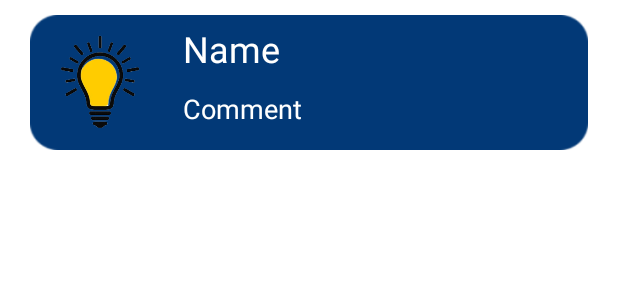
After one commit to TripathiTejas/ShoutBox_Teacher, an Android app: the layout comment_display.xml on its own in the app's theme, with its tools: preview values and no code run, on a phone screen of 412 x 824 dp. The commit adds this screen. Shown: the top 300 px of the screen. Run offline under Robolectric (Android 15) with nearby library versions, the phone set to English and light mode, and no system bars.

Commit message:
Added the feature to add comments for any project.

```diff
--- a/app/src/main/AndroidManifest.xml
+++ b/app/src/main/AndroidManifest.xml
@@ -9,7 +9,8 @@
         android:roundIcon="@mipmap/ic_launcher_round"
         android:supportsRtl="true"
         android:theme="@style/Theme.ShoutBoxTeacher">
-        <activity android:name=".Activities.UserInfo"></activity>
+        <activity android:name=".Activities.Comments"></activity>
+        <activity android:name=".Activities.UserInfo" />
         <activity android:name=".Activities.EditProjectActivity" />
         <activity android:name=".Activities.ProjectDisplayActivity" />
         <activity android:name=".Activities.AddProjectActivity" />
--- a/app/src/main/java/org/kotakeducation/shoutbox/Adapters/AdapterProjectFeed.java
+++ b/app/src/main/java/org/kotakeducation/shoutbox/Adapters/AdapterProjectFeed.java
@@ -5,15 +5,12 @@ import android.view.LayoutInflater;
 import android.view.View;
 import android.view.ViewGroup;
 import android.widget.TextView;
-
 import androidx.annotation.NonNull;
 import androidx.recyclerview.widget.RecyclerView;
-
 import org.kotakeducation.shoutbox.Activities.ProjectDisplayActivity;
 import org.kotakeducation.shoutbox.Activities.ProjectFeedActivity;
 import org.kotakeducation.shoutbox.Models.ModelForProjectFeed;
 import org.kotakeducation.shoutbox.R;
-
 import java.util.List;
 
 public class AdapterProjectFeed extends RecyclerView.Adapter<AdapterProjectFeed.MyViewHolder> {
--- /dev/null
+++ b/app/src/main/res/drawable/add_comment.xml
@@ -0,0 +1,5 @@
+<vector android:height="24dp" android:tint="#FFFFFF"
+    android:viewportHeight="24" android:viewportWidth="24"
+    android:width="24dp" xmlns:android="http://schemas.android.com/apk/res/android">
+    <path android:fillColor="@android:color/white" android:pathData="M20,2L4,2c-1.1,0 -2,0.9 -2,2v12c0,1.1 0.9,2 2,2h14l4,4L22,4c0,-1.1 -0.9,-2 -2,-2zM18,14L6,14v-2h12v2zM18,11L6,11L6,9h12v2zM18,8L6,8L6,6h12v2z"/>
+</vector>
--- /dev/null
+++ b/app/src/main/res/layout/comment_display.xml
@@ -0,0 +1,51 @@
+<?xml version="1.0" encoding="utf-8"?>
+<LinearLayout xmlns:android="http://schemas.android.com/apk/res/android"
+    android:layout_width="match_parent"
+    android:layout_height="90dp"
+    android:background="@drawable/button_back"
+    android:backgroundTint="@color/dark_blue"
+    android:layout_marginLeft="20dp"
+    android:layout_marginRight="20dp"
+    android:layout_marginTop="10dp"
+    android:orientation="horizontal">
+
+    <ImageView
+        android:layout_marginLeft="10dp"
+        android:layout_gravity="center"
+        android:layout_width="0dp"
+        android:layout_weight="1"
+        android:layout_height="match_parent"
+        android:src="@drawable/logo"/>
+
+    <LinearLayout
+        android:layout_width="0dp"
+        android:layout_weight="4"
+        android:layout_height="match_parent"
+        android:paddingLeft="10dp"
+        android:orientation="vertical">
+
+        <TextView
+            android:id="@+id/UserNameComment"
+            android:layout_width="match_parent"
+            android:layout_height="0dp"
+            android:layout_weight="1"
+            android:textSize="24sp"
+            android:gravity="fill"
+            android:paddingLeft="10dp"
+            android:text="Name"
+            android:textColor="@color/white"/>
+
+        <TextView
+            android:id="@+id/CommentText"
+            android:layout_width="match_parent"
+            android:layout_height="0dp"
+            android:layout_weight="1"
+            android:textSize="18sp"
+            android:paddingLeft="10dp"
+            android:paddingTop="5dp"
+            android:text="Comment"
+            android:textColor="@color/white"/>
+
+    </LinearLayout>
+
+</LinearLayout>
--- a/app/src/main/res/layout/feed_display.xml
+++ b/app/src/main/res/layout/feed_display.xml
@@ -7,7 +7,8 @@
     android:layout_marginLeft="20dp"
     android:layout_marginRight="20dp"
     android:layout_marginTop="10dp"
-    android:background="@color/dark_blue">
+    android:background="@drawable/button_back"
+    android:backgroundTint="@color/dark_blue">
 
     <TextView
         android:id="@+id/ProjectTitle"
```
Also changed, not shown: app/src/main/java/org/kotakeducation/shoutbox/Activities/Comments.java (added, +162 -0 lines), app/src/main/java/org/kotakeducation/shoutbox/Activities/ProjectDisplayActivity.java (+12 -1 lines), app/src/main/java/org/kotakeducation/shoutbox/Adapters/AdapterComments.java (added, +58 -0 lines), app/src/main/java/org/kotakeducation/shoutbox/Models/ModelForComments.java (added, +18 -0 lines), app/src/main/res/layout/activity_comments.xml (added, +43 -0 lines), app/src/main/res/layout/activity_project_display.xml (+19 -3 lines), app/src/main/res/layout/custom_dialog.xml (added, +43 -0 lines).
